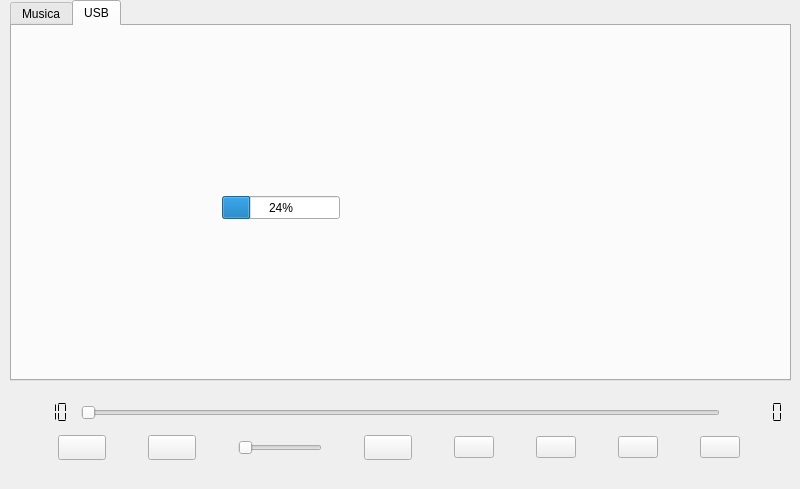
Before: the Qt Designer form M_A_C/Forms/mainwindow.ui in 4k1x/M_A_C, drawn with Qt 5.
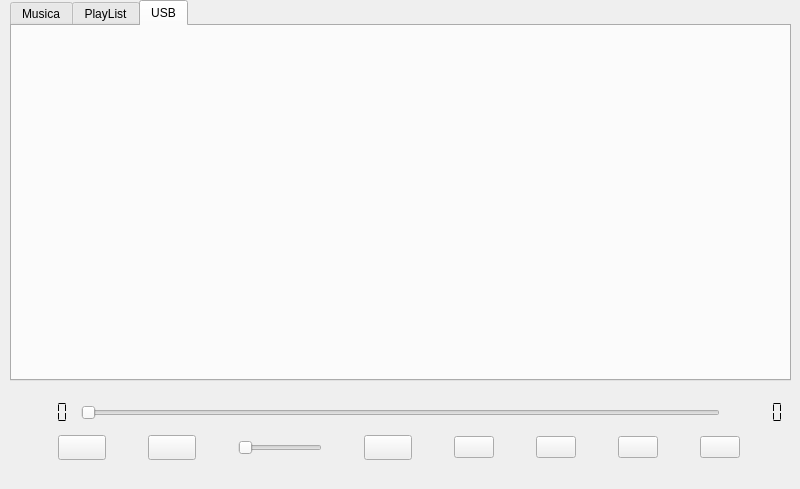
After: the same form once the commit is applied. The open tabs and pages were chosen to show the change. Icons and pictures are not drawn.

Patch:
```diff
--- a/M_A_C/Forms/mainwindow.ui
+++ b/M_A_C/Forms/mainwindow.ui
@@ -62,23 +62,23 @@
           <number>5</number>
          </property>
          <property name="mode">
-          <enum>QLCDNumber::Dec</enum>
+          <enum>QLCDNumber::Hex</enum>
          </property>
          <property name="segmentStyle">
           <enum>QLCDNumber::Flat</enum>
          </property>
          <property name="value" stdset="0">
-          <double>10.000000000000000</double>
+          <double>0.000000000000000</double>
          </property>
          <property name="intValue" stdset="0">
-          <number>10</number>
+          <number>0</number>
          </property>
         </widget>
        </item>
        <item>
         <widget class="QSlider" name="duracion">
          <property name="sizePolicy">
-          <sizepolicy hsizetype="Expanding" vsizetype="Fixed">
+          <sizepolicy hsizetype="Expanding" vsizetype="Expanding">
            <horstretch>0</horstretch>
            <verstretch>0</verstretch>
           </sizepolicy>
@@ -86,6 +86,12 @@
          <property name="maximum">
           <number>100</number>
          </property>
+         <property name="pageStep">
+          <number>0</number>
+         </property>
+         <property name="tracking">
+          <bool>false</bool>
+         </property>
          <property name="orientation">
           <enum>Qt::Horizontal</enum>
          </property>
@@ -338,23 +344,25 @@
       </attribute>
      </widget>
     </widget>
+    <widget class="QWidget" name="tab_3">
+     <attribute name="title">
+      <string>PlayList</string>
+     </attribute>
+     <widget class="QListWidget" name="listPlay">
+      <property name="geometry">
+       <rect>
+        <x>-5</x>
+        <y>1</y>
+        <width>781</width>
+        <height>351</height>
+       </rect>
+      </property>
+     </widget>
+    </widget>
     <widget class="QWidget" name="tab_2">
      <attribute name="title">
       <string>USB</string>
      </attribute>
-     <widget class="QProgressBar" name="progressBar">
-      <property name="geometry">
-       <rect>
-        <x>210</x>
-        <y>170</y>
-        <width>118</width>
-        <height>23</height>
-       </rect>
-      </property>
-      <property name="value">
-       <number>24</number>
-      </property>
-     </widget>
     </widget>
    </widget>
   </widget>
```
Left out of the diff: 32 changed lines with no effect on the pictures.
